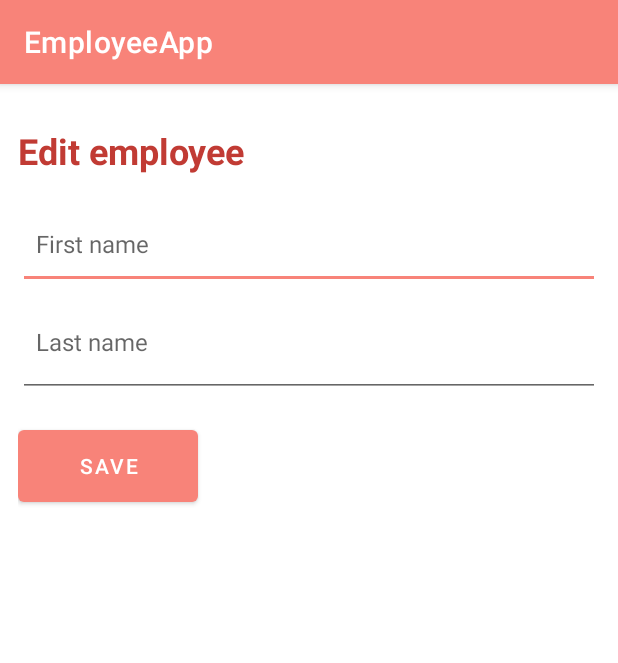
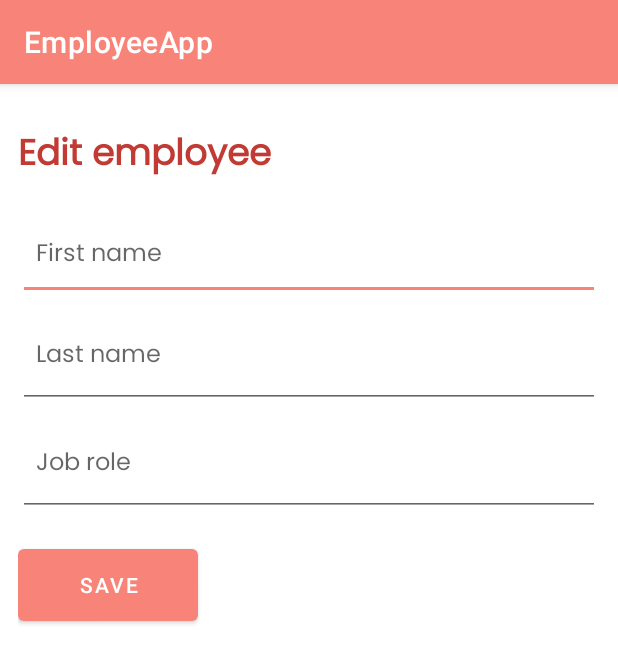
Before and after one commit to florscolari/EmployeeAppProject, an Android app: the fragment EditEmployeeFragment shown on its own in the app's theme, on a phone screen of 412 x 824 dp. Shown: the top 663 px of the screen. Run offline under Robolectric (Android 15) with nearby library versions, the phone set to English and light mode, and no system bars; our stand-ins replace data binding.

Commit message:
added poppins font

```diff
--- a/app/src/main/AndroidManifest.xml
+++ b/app/src/main/AndroidManifest.xml
@@ -28,6 +28,9 @@
 
 
         </activity>
+        <meta-data
+            android:name="preloaded_fonts"
+            android:resource="@array/preloaded_fonts" />
     </application>
 
 </manifest>
--- /dev/null
+++ b/app/src/main/res/font/poppins_regular.xml
@@ -0,0 +1,7 @@
+<?xml version="1.0" encoding="utf-8"?>
+<font-family xmlns:app="http://schemas.android.com/apk/res-auto"
+        app:fontProviderAuthority="com.google.android.gms.fonts"
+        app:fontProviderPackage="com.google.android.gms"
+        app:fontProviderQuery="Poppins"
+        app:fontProviderCerts="@array/com_google_android_gms_fonts_certs">
+</font-family>
--- a/app/src/main/res/layout/fragment_add_employee.xml
+++ b/app/src/main/res/layout/fragment_add_employee.xml
@@ -17,7 +17,7 @@
             android:layout_height="wrap_content"
             android:layout_alignParentTop="true"
             android:layout_marginTop="16dp"
-            android:fontFamily="@font/poppins"
+            android:fontFamily="@font/poppins_regular"
             android:text="@string/add_employee"
             android:textStyle="bold"
             android:textColor="@color/red"
@@ -35,7 +35,7 @@
             android:layout_below="@id/addEmployeeHeading"
             android:layout_marginTop="16dp"
             android:maxLines="1"
-            android:fontFamily="@font/poppins"/>
+            android:fontFamily="@font/poppins_regular"/>
 
         <EditText
             android:id="@+id/employeeLastName"
@@ -47,7 +47,7 @@
             android:gravity="top"
             android:padding="12dp"
             android:textSize="16sp"
-            android:fontFamily="@font/poppins"
+            android:fontFamily="@font/poppins_regular"
             android:layout_below="@id/employeeFirstName"
             android:layout_marginTop="12dp" />
 
--- a/app/src/main/res/layout/fragment_edit_employee.xml
+++ b/app/src/main/res/layout/fragment_edit_employee.xml
@@ -17,7 +17,7 @@
             android:layout_height="wrap_content"
             android:layout_alignParentTop="true"
             android:layout_marginTop="16dp"
-            android:fontFamily="@font/poppins"
+            android:fontFamily="@font/poppins_regular"
             android:text="@string/edit_employee"
             android:textStyle="bold"
             android:textColor="@color/red"
@@ -35,7 +35,7 @@
             android:layout_below="@id/editEmployeeHeading"
             android:layout_marginTop="16dp"
             android:maxLines="1"
-            android:fontFamily="@font/poppins"/>
+            android:fontFamily="@font/poppins_regular"/>
 
         <EditText
             android:id="@+id/editEmployeeLastName"
@@ -47,15 +47,29 @@
             android:gravity="top"
             android:padding="12dp"
             android:textSize="16sp"
-            android:fontFamily="@font/poppins"
+            android:fontFamily="@font/poppins_regular"
             android:layout_below="@id/editEmployeeFirstName"
             android:layout_marginTop="12dp" />
+
+        <EditText
+            android:id="@+id/editEmployeeJobRole"
+            android:layout_width="match_parent"
+            android:layout_height="60dp"
+            android:layout_below="@id/editEmployeeLastName"
+            android:layout_marginTop="12dp"
+            android:autofillHints=""
+            android:fontFamily="@font/poppins_regular"
+            android:gravity="top"
+            android:hint="@string/enter_job_role"
+            android:inputType="text"
+            android:padding="12dp"
+            android:textSize="16sp" />
 
         <Button
             android:layout_width="120dp"
             android:layout_height="60dp"
             android:text="@string/save"
-            android:layout_below="@id/editEmployeeLastName"
+            android:layout_below="@id/editEmployeeJobRole"
             android:layout_marginTop="16dp"/>
     </RelativeLayout>
 </layout>
--- a/app/src/main/res/values/strings.xml
+++ b/app/src/main/res/values/strings.xml
@@ -8,6 +8,7 @@
     <string name="image">image</string>
     <string name="enter_first_name">First name</string>
     <string name="enter_last_name">Last name</string>
+    <string name="enter_job_role">Job role</string>
     <string name="add_employee">Add Employee</string>
     <string name="edit_employee">Edit employee</string>
 </resources>
```
Also changed, not shown: app/src/main/res/layout/employee_item.xml (+62 -4 lines).
